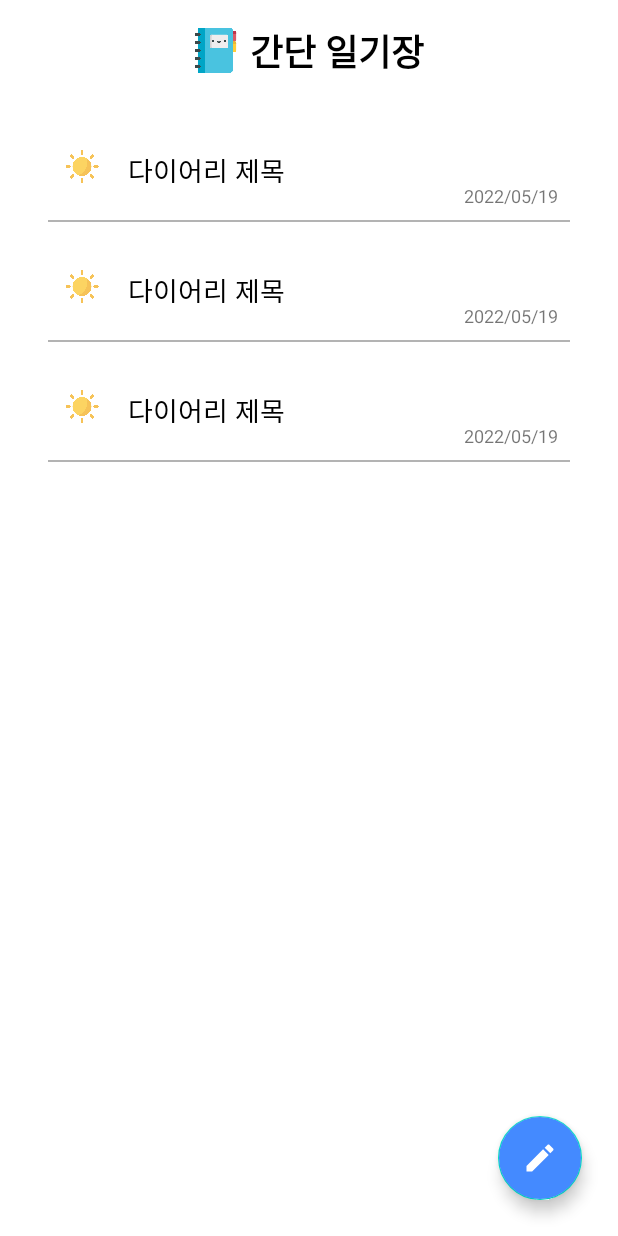
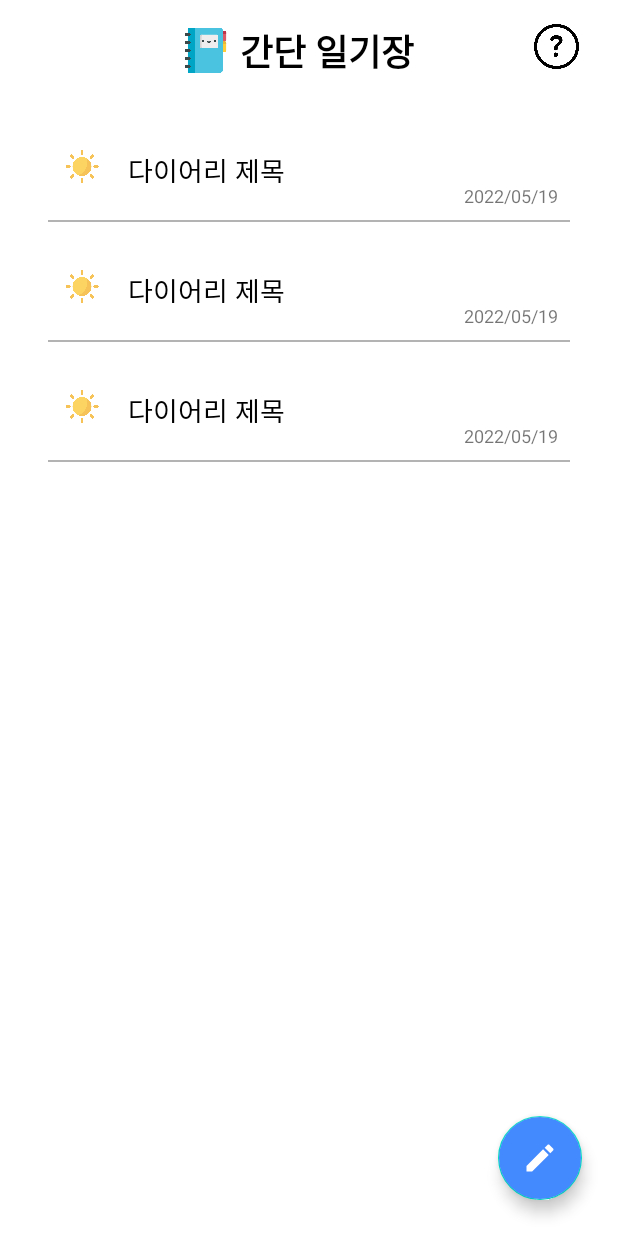
Before and after one commit to MJH39088/MyDiary, an Android app: the layout activity_main.xml on its own in the app's theme, with its tools: preview values and no code run, on a phone screen of 412 x 824 dp. Run offline under Robolectric (Android 15) with nearby library versions, the phone set to English and light mode, and no system bars.

Commit message:
도움말 그림 추가, 도움말 추가, 뒤로 가기 버튼 누를 때 한번 더 확인하는 경고 창 추가, 스토어에 업데이트 하기 위해 빌드 버전 수정

```diff
--- a/app/build.gradle
+++ b/app/build.gradle
@@ -9,8 +9,8 @@ android {
         applicationId "com.MyDiaryProj.mydiary"
         minSdk 21
         targetSdk 32
-        versionCode 2
-        versionName "1.1"
+        versionCode 3
+        versionName "1.2"
 
         testInstrumentationRunner "androidx.test.runner.AndroidJUnitRunner"
     }
@@ -18,6 +18,7 @@ android {
     buildTypes {
         release {
             minifyEnabled false
+            debuggable false
             proguardFiles getDefaultProguardFile('proguard-android-optimize.txt'), 'proguard-rules.pro'
         }
     }
--- a/app/src/main/res/layout/activity_main.xml
+++ b/app/src/main/res/layout/activity_main.xml
@@ -32,7 +32,8 @@
             <com.google.android.material.imageview.ShapeableImageView
                 android:layout_width="30dp"
                 android:layout_height="30dp"
-                android:src="@drawable/img_logo_diary"/>
+                android:src="@drawable/img_logo_diary"
+                android:layout_marginLeft="106dp"/>
 
             <!-- 서버와 클라이언트 안전한 연결을 위한 AppCompat -->
             <androidx.appcompat.widget.AppCompatTextView
@@ -44,6 +45,18 @@
                 android:textSize="24sp"
                 android:textStyle="bold"/>
 
+            <Space
+                android:layout_width="wrap_content"
+                android:layout_height="wrap_content"
+                android:layout_weight="1"/>
+
+            <com.google.android.material.imageview.ShapeableImageView
+                android:layout_width="30dp"
+                android:layout_height="30dp"
+                android:src="@drawable/question"
+                android:id="@+id/iv_question"
+                android:layout_marginRight="10dp"
+                android:layout_gravity="end" />
 
         </LinearLayout>
 
```
Also changed, not shown: app/src/main/java/com/MyDiaryProj/mydiary/DiaryDetailActivity.java (+93 -1 lines), app/src/main/java/com/MyDiaryProj/mydiary/MainActivity.java (+22 -2 lines), app/src/main/res/drawable/question.png (added).
